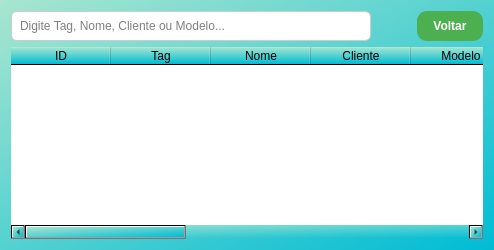
Before: the Qt Designer form service_tag_manager/view/ui_consulta.ui in jonatastz/Projeto_Inovacao, drawn with Qt 5.
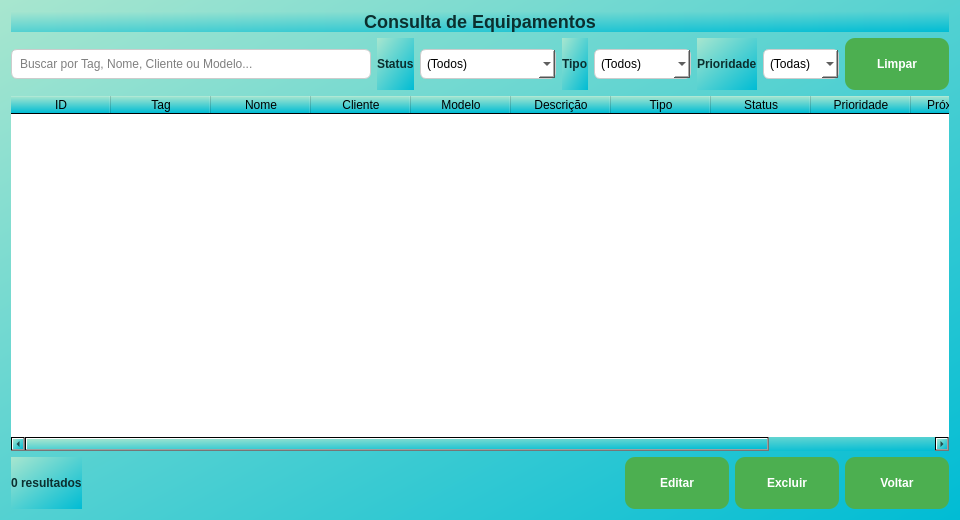
After: the same form once the commit is applied.

What changed in the file:
```diff
--- a/service_tag_manager/view/ui_consulta.ui
+++ b/service_tag_manager/view/ui_consulta.ui
@@ -5,36 +5,86 @@
   <property name="windowTitle">
    <string>CONSULTA DE EQUIPAMENTOS</string>
   </property>
+  <property name="minimumSize">
+   <size><width>720</width><height>520</height></size>
+  </property>
   <property name="styleSheet">
    <string notr="true"><![CDATA[
-    QWidget {
-      background: qlineargradient(spread:pad, x1:0, y1:0, x2:1, y2:1, stop:0 #a8e6cf, stop:1 #00bcd4);
-      font-size: 12px;
+    QWidget { background: qlineargradient(spread:pad, x1:0, y1:0, x2:1, y2:1, stop:0 #a8e6cf, stop:1 #00bcd4); font-size: 12px; }
+    QLabel { color: #0b2f2f; font-weight: 700; }
+    QPushButton {
+        background-color: #4CAF50; color: white; border-radius: 10px;
+        padding: 6px 12px; font-weight: 600; min-width: 80px; min-height: 40px;
     }
-    QLabel { color: #0f3d3e; font-weight: 600; }
-    QPushButton { background-color: #4CAF50; color: white; border-radius: 10px; padding: 8px 16px; font-weight: 600; }
     QPushButton:hover { background-color: #45a049; }
-    QLineEdit { background-color: #ffffff; border: 1px solid #ccc; border-radius: 6px; padding: 6px; }
+    QLineEdit, QTextEdit, QComboBox, QDateEdit {
+        background-color: #ffffff; border: 1px solid #ccc; border-radius: 6px; padding: 6px;
+    }
     QTableWidget { background-color: #ffffff; border-radius: 6px; }
    ]]></string>
   </property>
 
-  <layout class="QVBoxLayout" name="vertical">
+  <layout class="QVBoxLayout" name="verticalLayout" stretch="0,0,1,0">
+   <!-- Título -->
    <item>
-    <layout class="QHBoxLayout" name="hl_top">
-     <item>
+    <widget class="QLabel" name="lbl_title">
+     <property name="text"><string>Consulta de Equipamentos</string></property>
+     <property name="alignment"><set>Qt::AlignHCenter</set></property>
+     <property name="styleSheet"><string notr="true">font-size: 18px; font-weight: 700; color:#0b2f2f;</string></property>
+    </widget>
+   </item>
+
+   <!-- Barra de busca e filtros compactos -->
+   <item>
+    <layout class="QGridLayout" name="grid_top" columnstretch="1,0,0,0,0,0">
+     <item row="0" column="0">
       <widget class="QLineEdit" name="input_busca">
-       <property name="placeholderText">
-        <string>Digite Tag, Nome, Cliente ou Modelo...</string>
-       </property>
+       <property name="placeholderText"><string>Buscar por Tag, Nome, Cliente ou Modelo...</string></property>
        <property name="minimumSize"><size><width>360</width><height>30</height></size></property>
       </widget>
      </item>
-     <item><spacer name="sp"><property name="orientation"><enum>Qt::Horizontal</enum></property><property name="sizeHint"><size><width>40</width><height>20</height></size></property></spacer></item>
-     <item><widget class="QPushButton" name="btn_voltar_consulta"><property name="text"><string>Voltar</string></property></widget></item>
+     <item row="0" column="1"><widget class="QLabel"><property name="text"><string>Status</string></property></widget></item>
+     <item row="0" column="2">
+      <widget class="QComboBox" name="filtro_status">
+       <item><property name="text"><string>(Todos)</string></property></item>
+       <item><property name="text"><string>Recebido</string></property></item>
+       <item><property name="text"><string>Em análise</string></property></item>
+       <item><property name="text"><string>Aguardando peças</string></property></item>
+       <item><property name="text"><string>Em reparo</string></property></item>
+       <item><property name="text"><string>Pronto</string></property></item>
+       <item><property name="text"><string>Entregue</string></property></item>
+      </widget>
+     </item>
+     <item row="0" column="3"><widget class="QLabel"><property name="text"><string>Tipo</string></property></widget></item>
+     <item row="0" column="4">
+      <widget class="QComboBox" name="filtro_tipo">
+       <item><property name="text"><string>(Todos)</string></property></item>
+       <item><property name="text"><string>Diagnóstico</string></property></item>
+       <item><property name="text"><string>Preventiva</string></property></item>
+       <item><property name="text"><string>Corretiva</string></property></item>
+       <item><property name="text"><string>Instalação</string></property></item>
+       <item><property name="text"><string>Atualização</string></property></item>
+      </widget>
+     </item>
+     <item row="0" column="5"><widget class="QLabel"><property name="text"><string>Prioridade</string></property></widget></item>
+     <item row="0" column="6">
+      <widget class="QComboBox" name="filtro_prioridade">
+       <item><property name="text"><string>(Todas)</string></property></item>
+       <item><property name="text"><string>Baixa</string></property></item>
+       <item><property name="text"><string>Média</string></property></item>
+       <item><property name="text"><string>Alta</string></property></item>
+       <item><property name="text"><string>Urgente</string></property></item>
+      </widget>
+     </item>
+     <item row="0" column="7">
+      <widget class="QPushButton" name="btn_limpar">
+       <property name="text"><string>Limpar</string></property>
+      </widget>
+     </item>
     </layout>
    </item>
 
+   <!-- Tabela de resultados -->
    <item>
     <widget class="QTableWidget" name="table_resultados">
      <property name="columnCount"><number>11</number></property>
@@ -51,6 +101,21 @@
      <column><property name="text"><string>Data Cad.</string></property></column>
     </widget>
    </item>
+
+   <!-- Rodapé: contagem + ações -->
+   <item>
+    <layout class="QHBoxLayout" name="hl_bottom">
+     <item>
+      <widget class="QLabel" name="lbl_count">
+       <property name="text"><string>0 resultados</string></property>
+      </widget>
+     </item>
+     <item><spacer><property name="orientation"><enum>Qt::Horizontal</enum></property><property name="sizeHint"><size><width>40</width><height>20</height></size></property></spacer></item>
+     <item><widget class="QPushButton" name="btn_editar"><property name="text"><string>Editar</string></property></widget></item>
+     <item><widget class="QPushButton" name="btn_excluir"><property name="text"><string>Excluir</string></property></widget></item>
+     <item><widget class="QPushButton" name="btn_voltar_consulta"><property name="text"><string>Voltar</string></property></widget></item>
+    </layout>
+   </item>
   </layout>
  </widget>
  <resources/>
```
